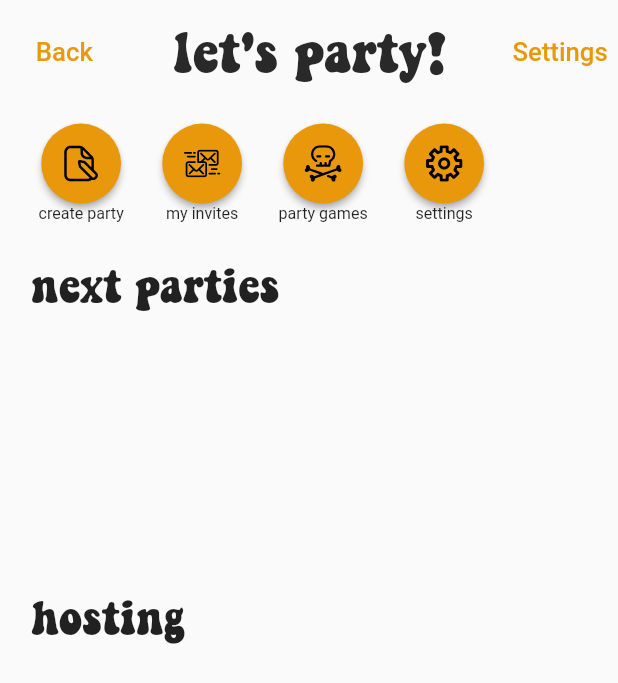
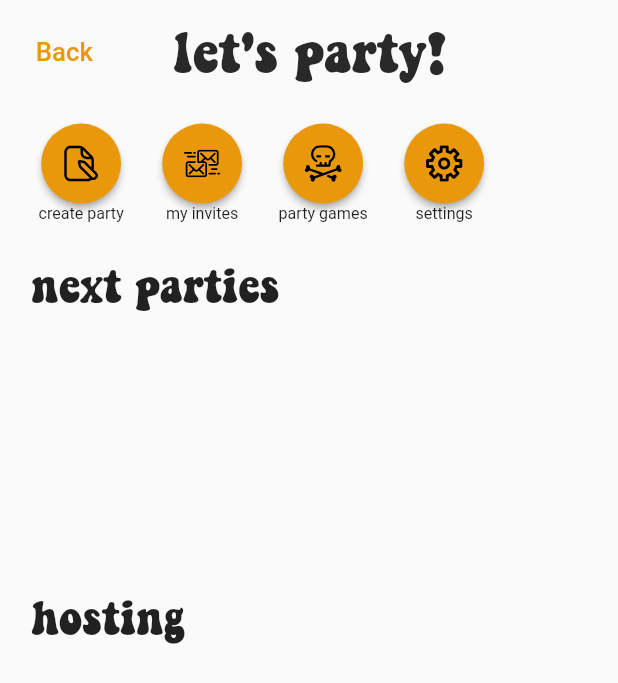
Before and after one commit to stoicadianaa/let-s-party-app, a Flutter app: the MyHomePage screen opened directly, on a phone screen of 412 x 824 dp. Shown: the top 683 px of the screen. Run offline on Flutter 3.47's test engine with Material 2 defaults, Android fonts, the phone set to English and light mode, and no system bars; our stand-ins replace cloud_firestore, firebase_auth, firebase_core, firebase_database, flutter_svg, image_picker and 2 more; accounts and stored records are empty.

Commit message:
Changed the Settings button

```diff
--- a/lib/app/home/components/home_menu.dart
+++ b/lib/app/home/components/home_menu.dart
@@ -1,12 +1,13 @@
 import 'package:flutter/material.dart';
 import 'package:lets_party/app/create_your_party/create_party_screen.dart';
 import 'package:lets_party/app/home/components/page_button.dart';
+import 'package:lets_party/app/settings/settings_screen.dart';
 import 'package:lets_party/core/service/realtime_database_service.dart';
 class HomeMenu extends StatelessWidget {
-  RealtimeDatabaseService realtimeDatabaseService = new RealtimeDatabaseService();
+  RealtimeDatabaseService realtimeDatabaseService = RealtimeDatabaseService();
   @override
   Widget build(BuildContext context) {
-    return Container(
+    return SizedBox(
       height: 80,
       child: ListView(
         scrollDirection: Axis.horizontal,
@@ -21,19 +22,20 @@ class HomeMenu extends StatelessWidget {
                 );
               },
               svgAssetPath: "assets/images/create_party.svg",
-              text: "create party"),
+              text: "create party",),
           PageButton(
               onPressed: () {},
               svgAssetPath: "assets/images/my-invites.svg",
-              text: "my invites"),
+              text: "my invites",),
           PageButton(
               onPressed: () {},
               svgAssetPath: "assets/images/party-games.svg",
-              text: "party games"),
+              text: "party games",),
           PageButton(
-              onPressed: () {},
+              onPressed: () => Navigator.push(context,
+                  MaterialPageRoute(builder: (context) => const SettingsScreen()),),
               svgAssetPath: "assets/images/settings.svg",
-              text: "settings"),
+              text: "settings",),
         ],
       ),
     );
--- a/lib/app/home/home_screen.dart
+++ b/lib/app/home/home_screen.dart
@@ -3,7 +3,6 @@ import 'package:lets_party/app/home/components/home_menu.dart';
 import 'package:lets_party/app/home/components/party_button.dart';
 import 'package:lets_party/app/home/home_screen_bloc.dart';
 import 'package:lets_party/app/party_invited/party_invited_screen.dart';
-import 'package:lets_party/app/settings/settings_screen.dart';
 import 'package:lets_party/constants/app_colors.dart';
 import 'package:lets_party/constants/app_dimens.dart';
 import 'package:lets_party/core/model/party_model.dart';
@@ -35,19 +34,6 @@ class MyHomePage extends StatelessWidget {
                 ),
               ),
             ),
-            actions: [
-              TextButton(
-                onPressed: () => Navigator.push(context,
-                    MaterialPageRoute(builder: (context) => SettingsScreen())),
-                child: const Text(
-                  "Settings",
-                  style: TextStyle(
-                    color: gamboge,
-                    fontSize: 20.0,
-                  ),
-                ),
-              ),
-            ],
             title: const Text(
               "let's party!",
               style: TextStyle(
@@ -104,7 +90,7 @@ class MyHomePage extends StatelessWidget {
                                     .length,
                                 scrollDirection: Axis.horizontal,
                                 itemBuilder: (context, index) {
-                                  PartyModel party =
+                                  final PartyModel party =
                                       homeScreenBloc.listOfParties['possible']
                                           [index] as PartyModel;
                                   return PartyButton(
@@ -146,7 +132,7 @@ class MyHomePage extends StatelessWidget {
                                     .length,
                                 scrollDirection: Axis.horizontal,
                                 itemBuilder: (context, index) {
-                                  PartyModel party =
+                                  final PartyModel party =
                                       homeScreenBloc.listOfParties['hosted']
                                           [index] as PartyModel;
                                   return PartyButton(
```
